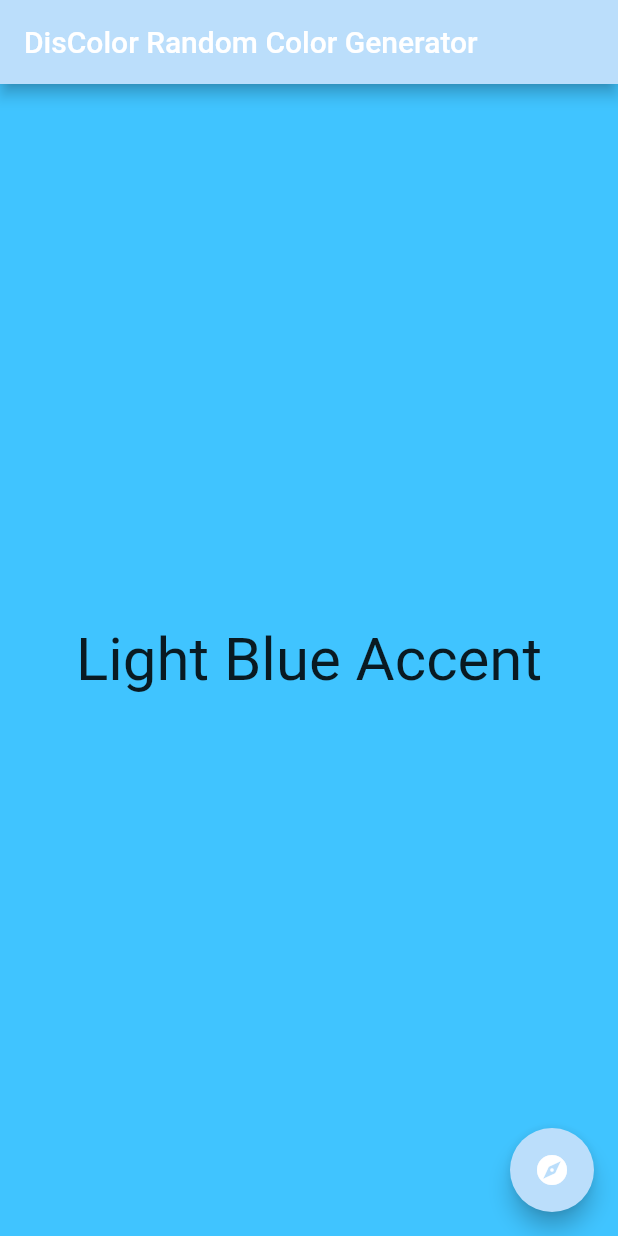
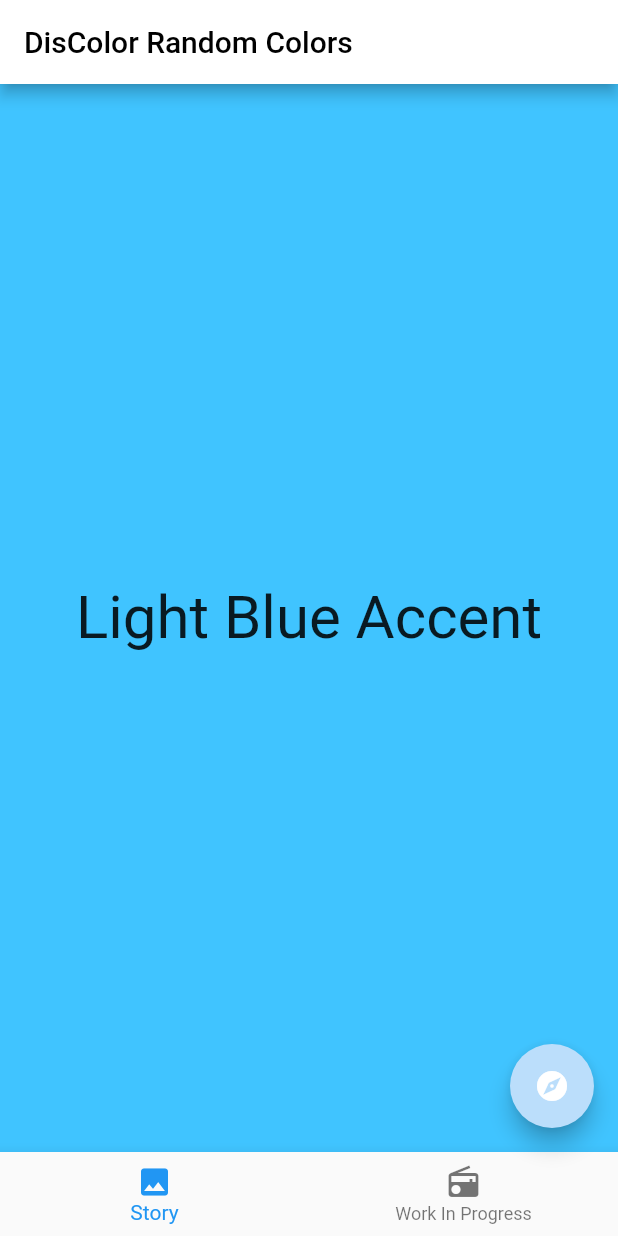
Before and after one commit to DanDeGrasse/DisColor, a Flutter app: the screen it shows after launch, after a tap on the "explore" icon, on a phone screen of 412 x 824 dp. Run offline on Flutter 3.47's test engine with Material 2 defaults, Android fonts, the phone set to English and light mode, and no system bars.

```diff
--- /dev/null
+++ b/lib/2°_Page.dart
@@ -0,0 +1 @@
+import 'package:flutter/material.dart';
--- a/lib/main.dart
+++ b/lib/main.dart
@@ -13,7 +13,8 @@ class App extends StatefulWidget {
 
 class Colore extends State<App> {
   var coloreTesto = 'Colore Sconosciuto';
-  List colors = [
+  int _indexoption = 0;
+  final List colors = [
     Colors.red,
     Colors.green,
     Colors.yellow,
@@ -183,8 +184,11 @@ class Colore extends State<App> {
     return MaterialApp(
       home: Scaffold(
         appBar: AppBar(
-          backgroundColor: Colors.blue[100],
-          title: Text('DisColor Random Color Generator'),
+          backgroundColor: Colors.white,
+          title: Text(
+            'DisColor Random Colors',
+            style: TextStyle(color: Colors.black),
+          ),
         ),
         floatingActionButton: FloatingActionButton(
           child: Icon(Icons.explore),
@@ -192,6 +196,7 @@ class Colore extends State<App> {
             changeIndex();
           },
           backgroundColor: Colors.blue[100],
+
         ),
         body: AnimatedContainer(
           width: 1000.0,
@@ -202,6 +207,21 @@ class Colore extends State<App> {
             child: Text(coloreTesto, style: TextStyle(fontSize: 40.0)),
           ),
         ),
+        bottomNavigationBar: BottomNavigationBar(
+          currentIndex: _indexoption,
+          onTap: (int index) {
+            _indexoption = index;
+            setState(() {
+          _indexoption = index;
+            });
+          },
+          items: <BottomNavigationBarItem>[
+            BottomNavigationBarItem(
+                icon: Icon(Icons.image), title: Text('Story')),
+            BottomNavigationBarItem(
+                icon: Icon(Icons.radio), title: Text('Work In Progress'))
+          ],
+        ),
       ),
     );
   }
```
Also changed, not shown: Images/photo5834488264894033682.jpg (added).
